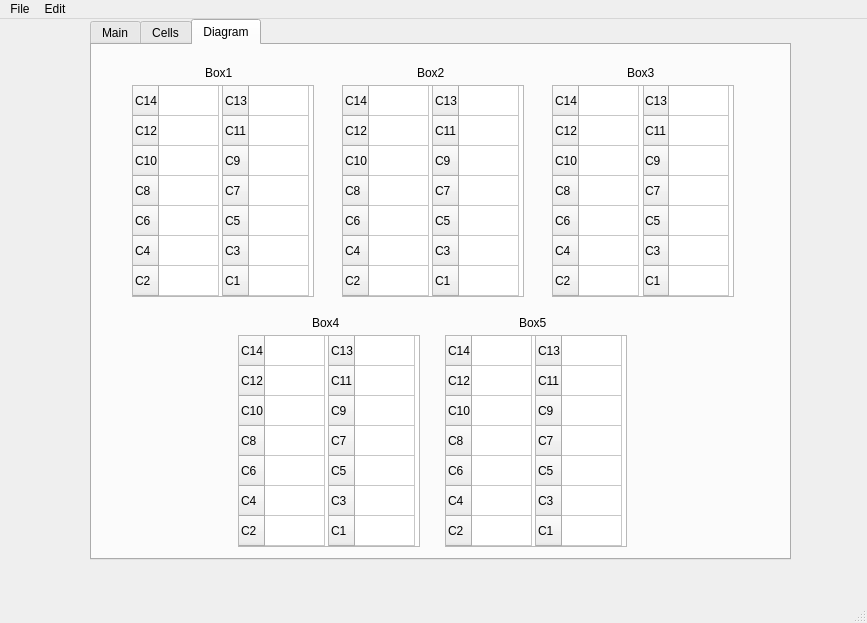
Before: the Qt Designer form untitled.ui in UWaterloo-Formula-Electric/charge-cart-gui, drawn with Qt 5.
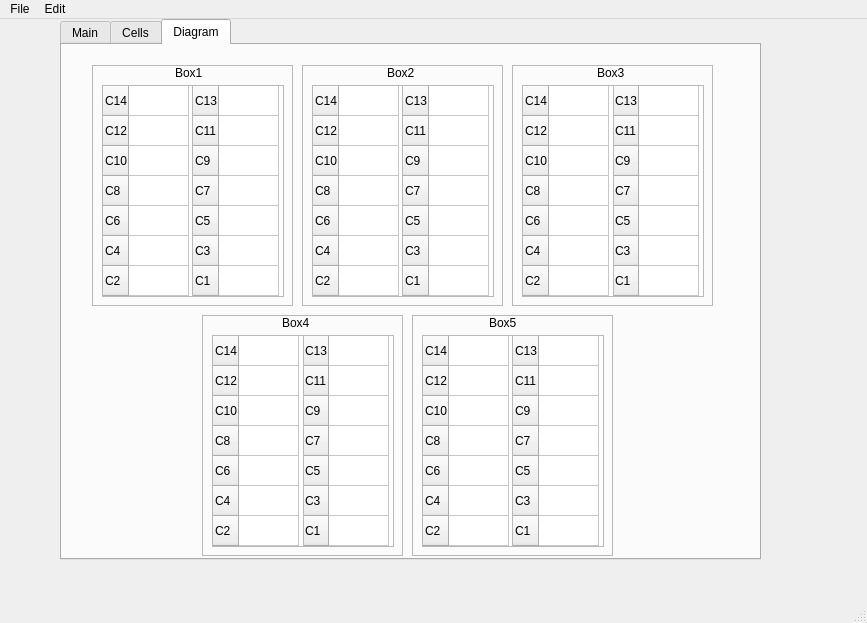
After: the same form once the commit is applied. The open tabs and pages were chosen to show the change. Custom widgets are drawn as their Qt base class.

Commit message: added frame to diagram tab

What changed in the file:
```diff
--- a/untitled.ui
+++ b/untitled.ui
@@ -30,7 +30,7 @@
    <widget class="QTabWidget" name="CellTab">
     <property name="geometry">
      <rect>
-      <x>90</x>
+      <x>60</x>
       <y>0</y>
       <width>701</width>
       <height>541</height>
@@ -882,7 +882,7 @@
      <widget class="QTableWidget" name="tableWidget_22">
       <property name="geometry">
        <rect>
-        <x>146</x>
+        <x>150</x>
         <y>290</y>
         <width>92</width>
         <height>212</height>
@@ -938,7 +938,7 @@
      <widget class="QTableWidget" name="tableWidget_23">
       <property name="geometry">
        <rect>
-        <x>353</x>
+        <x>360</x>
         <y>290</y>
         <width>92</width>
         <height>212</height>
@@ -991,66 +991,10 @@
        </property>
       </column>
      </widget>
-     <widget class="QTableWidget" name="tableWidget_24">
-      <property name="geometry">
-       <rect>
-        <x>236</x>
-        <y>290</y>
-        <width>92</width>
-        <height>212</height>
-       </rect>
-      </property>
-      <attribute name="horizontalHeaderVisible">
-       <bool>false</bool>
-      </attribute>
-      <attribute name="horizontalHeaderDefaultSectionSize">
-       <number>60</number>
-      </attribute>
-      <row>
-       <property name="text">
-        <string>C13</string>
-       </property>
-      </row>
-      <row>
-       <property name="text">
-        <string>C11</string>
-       </property>
-      </row>
-      <row>
-       <property name="text">
-        <string>C9</string>
-       </property>
-      </row>
-      <row>
-       <property name="text">
-        <string>C7</string>
-       </property>
-      </row>
-      <row>
-       <property name="text">
-        <string>C5</string>
-       </property>
-      </row>
-      <row>
-       <property name="text">
-        <string>C3</string>
-       </property>
-      </row>
-      <row>
-       <property name="text">
-        <string>C1</string>
-       </property>
-      </row>
-      <column>
-       <property name="text">
-        <string>Left</string>
-       </property>
-      </column>
-     </widget>
      <widget class="QTableWidget" name="tableWidget_25">
       <property name="geometry">
        <rect>
-        <x>443</x>
+        <x>450</x>
         <y>290</y>
         <width>92</width>
         <height>212</height>
@@ -1168,6 +1112,161 @@
        <string>Box5</string>
       </property>
      </widget>
+     <widget class="QFrame" name="frame_4">
+      <property name="geometry">
+       <rect>
+        <x>30</x>
+        <y>20</y>
+        <width>201</width>
+        <height>241</height>
+       </rect>
+      </property>
+      <property name="frameShape">
+       <enum>QFrame::StyledPanel</enum>
+      </property>
+      <property name="frameShadow">
+       <enum>QFrame::Raised</enum>
+      </property>
+     </widget>
+     <widget class="QFrame" name="frame_5">
+      <property name="geometry">
+       <rect>
+        <x>240</x>
+        <y>20</y>
+        <width>201</width>
+        <height>241</height>
+       </rect>
+      </property>
+      <property name="frameShape">
+       <enum>QFrame::StyledPanel</enum>
+      </property>
+      <property name="frameShadow">
+       <enum>QFrame::Raised</enum>
+      </property>
+     </widget>
+     <widget class="QFrame" name="frame_6">
+      <property name="geometry">
+       <rect>
+        <x>450</x>
+        <y>20</y>
+        <width>201</width>
+        <height>241</height>
+       </rect>
+      </property>
+      <property name="frameShape">
+       <enum>QFrame::StyledPanel</enum>
+      </property>
+      <property name="frameShadow">
+       <enum>QFrame::Raised</enum>
+      </property>
+     </widget>
+     <widget class="QFrame" name="frame_7">
+      <property name="geometry">
+       <rect>
+        <x>140</x>
+        <y>270</y>
+        <width>201</width>
+        <height>241</height>
+       </rect>
+      </property>
+      <property name="frameShape">
+       <enum>QFrame::StyledPanel</enum>
+      </property>
+      <property name="frameShadow">
+       <enum>QFrame::Raised</enum>
+      </property>
+      <widget class="QTableWidget" name="tableWidget_24">
+       <property name="geometry">
+        <rect>
+         <x>100</x>
+         <y>20</y>
+         <width>92</width>
+         <height>212</height>
+        </rect>
+       </property>
+       <attribute name="horizontalHeaderVisible">
+        <bool>false</bool>
+       </attribute>
+       <attribute name="horizontalHeaderDefaultSectionSize">
+        <number>60</number>
+       </attribute>
+       <row>
+        <property name="text">
+         <string>C13</string>
+        </property>
+       </row>
+       <row>
+        <property name="text">
+         <string>C11</string>
+        </property>
+       </row>
+       <row>
+        <property name="text">
+         <string>C9</string>
+        </property>
+       </row>
+       <row>
+        <property name="text">
+         <string>C7</string>
+        </property>
+       </row>
+       <row>
+        <property name="text">
+         <string>C5</string>
+        </property>
+       </row>
+       <row>
+        <property name="text">
+         <string>C3</string>
+        </property>
+       </row>
+       <row>
+        <property name="text">
+         <string>C1</string>
+        </property>
+       </row>
+       <column>
+        <property name="text">
+         <string>Left</string>
+        </property>
+       </column>
+      </widget>
+     </widget>
+     <widget class="QFrame" name="frame_8">
+      <property name="geometry">
+       <rect>
+        <x>350</x>
+        <y>270</y>
+        <width>201</width>
+        <height>241</height>
+       </rect>
+      </property>
+      <property name="frameShape">
+       <enum>QFrame::StyledPanel</enum>
+      </property>
+      <property name="frameShadow">
+       <enum>QFrame::Raised</enum>
+      </property>
+     </widget>
+     <zorder>frame_8</zorder>
+     <zorder>frame_7</zorder>
+     <zorder>frame_6</zorder>
+     <zorder>frame_5</zorder>
+     <zorder>frame_4</zorder>
+     <zorder>tableWidget_3</zorder>
+     <zorder>tableWidget_2</zorder>
+     <zorder>tableWidget_18</zorder>
+     <zorder>tableWidget_19</zorder>
+     <zorder>tableWidget_20</zorder>
+     <zorder>tableWidget_21</zorder>
+     <zorder>tableWidget_22</zorder>
+     <zorder>tableWidget_23</zorder>
+     <zorder>tableWidget_25</zorder>
+     <zorder>label_11</zorder>
+     <zorder>label_12</zorder>
+     <zorder>label_13</zorder>
+     <zorder>label_14</zorder>
+     <zorder>label_15</zorder>
     </widget>
    </widget>
   </widget>
```
Left out of the diff: 38 changed lines with no effect on the pictures. The commit also changes 1 other file.
